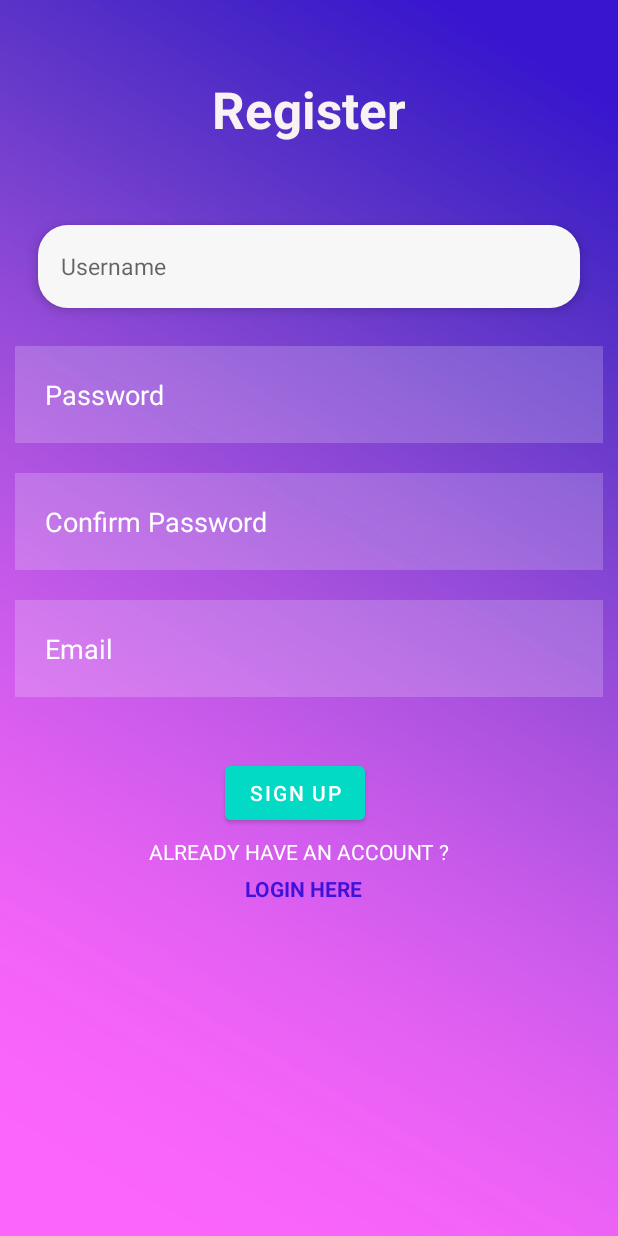
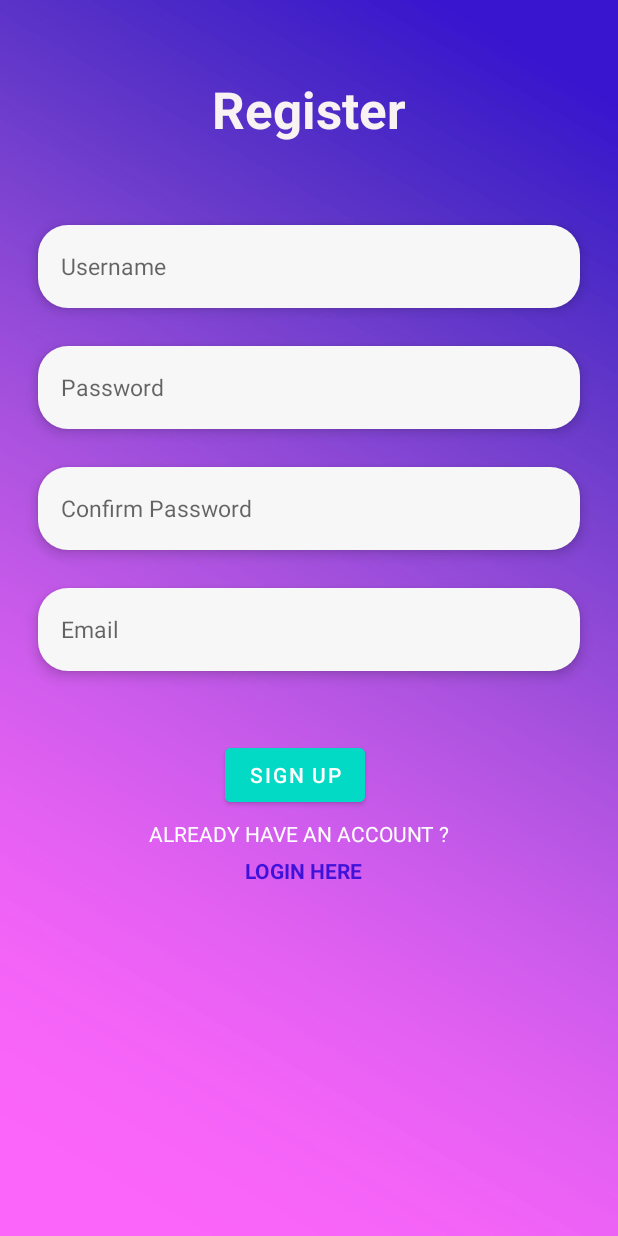
Before and after one commit to bopung/SunShoe, an Android app: the Register screen opened directly, with no data from a screen before it, on a phone screen of 412 x 824 dp. Run offline under Robolectric (Android 15) with nearby library versions, the phone set to English and light mode, and no system bars; our stand-ins replace Volley; network calls fail.

Commit message:
JURGEN LOGIN REGISTER

```diff
--- a/app/src/main/res/layout/activity_main.xml
+++ b/app/src/main/res/layout/activity_main.xml
@@ -54,7 +54,7 @@
         android:background="@drawable/radius_formwhiteblur"
         android:elevation="5dp"
         android:hint="Password"
-        android:inputType="textPersonName"
+        android:inputType="textPassword"
         android:paddingLeft="15dp"
         android:textColor="#000000"
         android:textColorHint="#8F8F8F"
--- a/app/src/main/res/layout/activity_register.xml
+++ b/app/src/main/res/layout/activity_register.xml
@@ -40,52 +40,50 @@
     <EditText
         android:id="@+id/pass"
         android:layout_width="match_parent"
-        android:layout_height="wrap_content"
+        android:layout_height="55dp"
         android:layout_below="@id/name"
-        android:layout_marginStart="10dp"
+        android:layout_marginLeft="25dp"
         android:layout_marginTop="10dp"
-        android:layout_marginEnd="10dp"
-        android:layout_marginBottom="10dp"
-        android:background="#30ffffff"
-        android:drawablePadding="20dp"
+        android:layout_marginRight="25dp"
+        android:layout_marginBottom="15dp"
+        android:background="@drawable/radius_formwhiteblur"
+        android:elevation="5dp"
         android:hint="Password"
         android:inputType="textPassword"
-        android:padding="20dp"
-        android:textColor="@color/white"
-        android:textColorHint="@color/white" />
+        android:paddingLeft="15dp"
+        android:textSize="15dp" />
 
     <EditText
         android:id="@+id/confirmpass"
         android:layout_width="match_parent"
-        android:layout_height="wrap_content"
+        android:layout_height="55dp"
         android:layout_below="@id/pass"
-        android:layout_marginStart="10dp"
+        android:layout_marginLeft="25dp"
         android:layout_marginTop="10dp"
-        android:layout_marginEnd="10dp"
-        android:layout_marginBottom="10dp"
-        android:background="#30ffffff"
-        android:drawablePadding="20dp"
+        android:layout_marginRight="25dp"
+        android:layout_marginBottom="15dp"
+        android:background="@drawable/radius_formwhiteblur"
+        android:elevation="5dp"
         android:hint="Confirm Password"
         android:inputType="textPassword"
-        android:padding="20dp"
-        android:textColor="@color/white"
-        android:textColorHint="@color/white" />
+        android:paddingLeft="15dp"
+        android:textSize="15dp"/>
 
     <EditText
         android:id="@+id/email"
         android:layout_width="match_parent"
-        android:layout_height="wrap_content"
+        android:layout_height="55dp"
         android:layout_below="@id/confirmpass"
-        android:layout_marginStart="10dp"
+        android:layout_marginLeft="25dp"
         android:layout_marginTop="10dp"
-        android:layout_marginEnd="10dp"
-        android:layout_marginBottom="10dp"
-        android:background="#30ffffff"
-        android:drawablePadding="20dp"
+        android:layout_marginRight="25dp"
+        android:layout_marginBottom="15dp"
+        android:background="@drawable/radius_formwhiteblur"
+        android:elevation="5dp"
         android:hint="Email"
-        android:padding="20dp"
-        android:textColor="@color/white"
-        android:textColorHint="@color/white" />
+        android:inputType="text"
+        android:paddingLeft="15dp"
+        android:textSize="15dp" />
 
     <Button
         android:id="@+id/buttonRegist"
```
